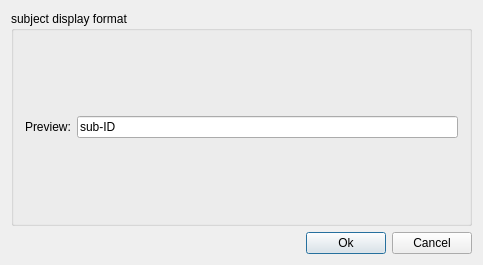
Qt form src/AnyWave/IO/BIDS/AwBIDSGUIOptionsDialog.ui (HIP-infrastructure/anywave-code) before a commit.
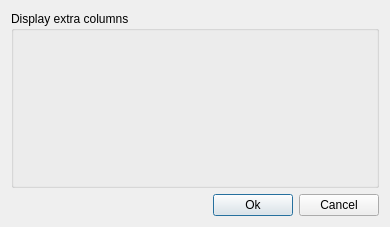
The same form after that commit.

Commit message: BIDS Gui: we can now choose columns to see from participants.tsv

The edit to the form file:
```diff
--- a/src/AnyWave/IO/BIDS/AwBIDSGUIOptionsDialog.ui
+++ b/src/AnyWave/IO/BIDS/AwBIDSGUIOptionsDialog.ui
@@ -9,8 +9,8 @@
    <rect>
     <x>0</x>
     <y>0</y>
-    <width>483</width>
-    <height>265</height>
+    <width>390</width>
+    <height>227</height>
    </rect>
   </property>
   <property name="windowTitle">
@@ -26,30 +26,9 @@
       </sizepolicy>
      </property>
      <property name="title">
-      <string>subject display format</string>
+      <string>Display extra columns</string>
      </property>
-     <layout class="QVBoxLayout" name="verticalLayout" stretch="0,1">
-      <item>
-       <layout class="QHBoxLayout" name="horizontalLayout">
-        <item>
-         <widget class="QLabel" name="label">
-          <property name="text">
-           <string>Preview:</string>
-          </property>
-         </widget>
-        </item>
-        <item>
-         <widget class="QLineEdit" name="editPreview">
-          <property name="text">
-           <string>sub-ID</string>
-          </property>
-          <property name="readOnly">
-           <bool>true</bool>
-          </property>
-         </widget>
-        </item>
-       </layout>
-      </item>
+     <layout class="QVBoxLayout" name="verticalLayout" stretch="1">
       <item>
        <layout class="QGridLayout" name="columnsLayout"/>
       </item>
```
The commit also changes 8 other files.
